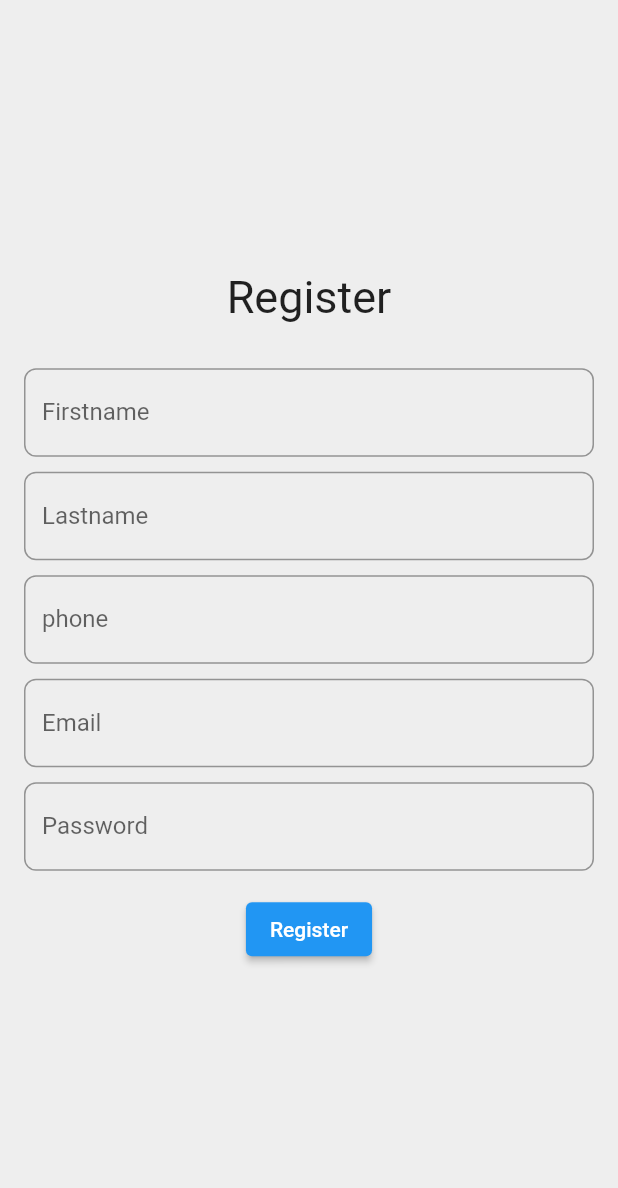
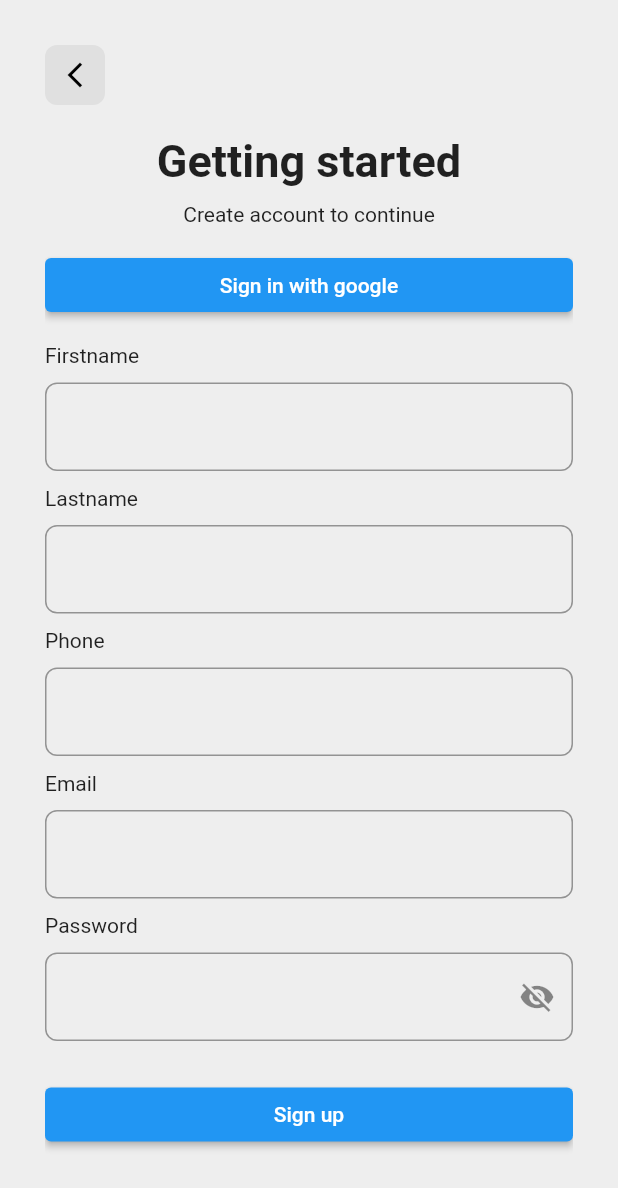
Before and after one commit to CapstoneProjectKelompok11/FE_Flutter, a Flutter app: the RegisterScreen screen opened directly, on a phone screen of 412 x 824 dp. Shown: the top 1188 px of the screen. Run offline on Flutter 3.47's test engine with Material 2 defaults, Android fonts, the phone set to English and light mode, and no system bars; our stand-ins replace dio, email_validator, shared_preferences; accounts and stored records are empty; network calls fail.

Commit message:
adding layout prototype splashscreen,otpScreen,loginScreen,RegisterScreen and verificationScreen

```diff
--- a/app_booking_office/lib/screen/auth/register_screen.dart
+++ b/app_booking_office/lib/screen/auth/register_screen.dart
@@ -1,5 +1,6 @@
 import 'package:app_booking_office/screen/auth/login_screen.dart';
 import 'package:app_booking_office/screen/auth/model/auth_model.dart';
+import 'package:app_booking_office/screen/auth/otp_authentication_screen.dart';
 import 'package:app_booking_office/screen/auth/view_model/auth_view_model.dart';
 import 'package:email_validator/email_validator.dart';
 import 'package:flutter/material.dart';
@@ -37,18 +38,32 @@ class _RegisterScreenState extends State<RegisterScreen> {
     return Scaffold(
       backgroundColor: Colors.grey[200],
       body: Padding(
-        padding: const EdgeInsets.all(16),
+        padding: const EdgeInsets.all(30),
         child: SafeArea(
-          child: Center(
           child: SingleChildScrollView(
             child: Column(
+              crossAxisAlignment: CrossAxisAlignment.start,
               children: [
-                  const Text(
-                    'Register',
-                    style: TextStyle(fontSize: 30),
+                buttonBack(),
+                const SizedBox(
+                  height: 20,
+                ),
+                const Center(
+                  child: Text(
+                    'Getting started',
+                    style: TextStyle(fontSize: 30, fontWeight: FontWeight.bold),
+                  ),
                 ),
                 const SizedBox(
-                    height: 30,
+                  height: 10,
+                ),
+                const Center(child: Text('Create account to continue')),
+                const SizedBox(
+                  height: 15,
+                ),
+                buttonGoogleSignIn(),
+                const SizedBox(
+                  height: 15,
                 ),
                 //ini adalah form untuk pengisian firstName
                 textFormFieldFirstName(),
@@ -73,12 +88,15 @@ class _RegisterScreenState extends State<RegisterScreen> {
                 //ini adalah form untuk pengisian password
                 textFormFieldPassword(),
                 const SizedBox(
-                    height: 15,
+                  height: 25,
                 ),
                 //ini adalah tombol untuk menekan register
                 elevatedButtonRegister(),
+                const SizedBox(
+                  height: 10,
+                ),
+                textButton()
               ],
-              ),
             ),
           ),
         ),
@@ -87,40 +105,70 @@ class _RegisterScreenState extends State<RegisterScreen> {
   }
 
   Widget textFormFieldFirstName() {
-    return TextFormField(
+    return Column(
+      crossAxisAlignment: CrossAxisAlignment.start,
+      children: [
+        const Text('Firstname'),
+        const SizedBox(
+          height: 10,
+        ),
+        TextFormField(
           controller: firstNameController,
           decoration: InputDecoration(
-        labelText: 'Firstname',
             border: OutlineInputBorder(borderRadius: BorderRadius.circular(8)),
           ),
+        ),
+      ],
     );
   }
 
   Widget textFormFieldLastName() {
-    return TextFormField(
+    return Column(
+      crossAxisAlignment: CrossAxisAlignment.start,
+      children: [
+        const Text('Lastname'),
+        const SizedBox(
+          height: 10,
+        ),
+        TextFormField(
           controller: lastNameNameController,
           decoration: InputDecoration(
-        labelText: 'Lastname',
             border: OutlineInputBorder(borderRadius: BorderRadius.circular(8)),
           ),
+        )
+      ],
     );
   }
 
   Widget textFormFieldPhone() {
-    return TextFormField(
+    return Column(
+      crossAxisAlignment: CrossAxisAlignment.start,
+      children: [
+        const Text('Phone'),
+        const SizedBox(
+          height: 10,
+        ),
+        TextFormField(
           controller: phoneController,
           decoration: InputDecoration(
-        labelText: 'phone',
             border: OutlineInputBorder(borderRadius: BorderRadius.circular(8)),
           ),
+        )
+      ],
     );
   }
 
   Widget textFormFieldEmail() {
-    return TextFormField(
+    return Column(
+      crossAxisAlignment: CrossAxisAlignment.start,
+      children: [
+        const Text('Email'),
+        const SizedBox(
+          height: 10,
+        ),
+        TextFormField(
           controller: emailController,
           decoration: InputDecoration(
-        labelText: 'Email',
             border: OutlineInputBorder(borderRadius: BorderRadius.circular(8)),
           ),
           validator: (email) {
@@ -128,25 +176,39 @@ class _RegisterScreenState extends State<RegisterScreen> {
               return "Enter valid email!";
             }
           },
+        )
+      ],
     );
   }
 
   Widget textFormFieldPassword() {
-    return TextFormField(
+    return Column(
+      crossAxisAlignment: CrossAxisAlignment.start,
+      children: [
+        const Text('Password'),
+        const SizedBox(
+          height: 10,
+        ),
+        TextFormField(
             controller: passwordController,
             decoration: InputDecoration(
-          labelText: 'Password',
-          border: OutlineInputBorder(borderRadius: BorderRadius.circular(8)),
+              suffixIcon: Icon(Icons.visibility_off),
+              border:
+                  OutlineInputBorder(borderRadius: BorderRadius.circular(8)),
             ),
             validator: (password) {
               if (password != null && password.length < 8) {
                 return "Enter at least 8 characters";
               }
-        });
+            })
+      ],
+    );
   }
 
   Widget elevatedButtonRegister() {
-    return ElevatedButton(
+    return SizedBox(
+      width: MediaQuery.of(context).size.width,
+      child: ElevatedButton(
           onPressed: () {
             //ini untuk menjalankan fungsi register dan mengirimkan data kepada model yang telah dibuat pada folder model
             authProvider.register(Auth(
@@ -156,8 +218,51 @@ class _RegisterScreenState extends State<RegisterScreen> {
                 email: emailController.text,
                 password: passwordController.text));
             Navigator.pushReplacement(
-              context, MaterialPageRoute(builder: (_) => const LoginScreen()));
+                context, MaterialPageRoute(builder: (_) => const OtpScreen()));
           },
-        child: const Text('Register'));
+          child: const Text('Sign up')),
+    );
+  }
+
+  Widget textButton() {
+    return Row(
+      mainAxisAlignment: MainAxisAlignment.center,
+      children: [
+        const Text('Have an account?'),
+        TextButton(
+            onPressed: () {
+              Navigator.pushReplacement(context,
+                  MaterialPageRoute(builder: (_) => const LoginScreen()));
+            },
+            child: const Text('Sign in'))
+      ],
+    );
+  }
+
+  Widget buttonBack() {
+    return Container(
+      width: 40,
+      height: 40,
+      decoration: BoxDecoration(
+          color: Colors.grey[300], borderRadius: BorderRadius.circular(8)),
+      child: IconButton(
+          onPressed: () {
+            Navigator.pushReplacement(context,
+                MaterialPageRoute(builder: (_) => const LoginScreen()));
+          },
+          icon: const Icon(
+            Icons.arrow_back_ios_new,
+            color: Colors.black,
+            size: 20,
+          )),
+    );
+  }
+
+  Widget buttonGoogleSignIn() {
+    return SizedBox(
+      width: MediaQuery.of(context).size.width,
+      child: ElevatedButton(
+          onPressed: () {}, child: const Text('Sign in with google')),
+    );
   }
 }
--- a/app_booking_office/lib/screen/auth/view_model/auth_view_model.dart
+++ b/app_booking_office/lib/screen/auth/view_model/auth_view_model.dart
@@ -2,6 +2,7 @@ import 'dart:async';
 import 'dart:convert';
 import 'package:app_booking_office/screen/auth/login_screen.dart';
 import 'package:app_booking_office/screen/auth/model/auth_model.dart';
+import 'package:app_booking_office/screen/auth/welcome_screen.dart';
 import 'package:app_booking_office/screen/booking_office/home_screen.dart';
 import 'package:dio/dio.dart';
 import 'package:flutter/material.dart';
@@ -120,8 +121,8 @@ class AuthViewModel extends ChangeNotifier {
     else {
       Timer(
           const Duration(seconds: 2),
-          () => Navigator.push(
-              context, MaterialPageRoute(builder: (_) => const LoginScreen())));
+          () => Navigator.push(context,
+              MaterialPageRoute(builder: (_) => const WelcomeScreen())));
     }
     notifyListeners();
   }
```
Also changed, not shown: app_booking_office/lib/screen/auth/login_screen.dart (+101 -14 lines), app_booking_office/lib/screen/auth/otp_authentication_screen.dart (added, +195 -0 lines), app_booking_office/lib/screen/auth/splash_screen.dart (+14 -5 lines), app_booking_office/lib/screen/auth/verivication_succesful_screen.dart (added, +58 -0 lines), app_booking_office/lib/screen/auth/welcome_screen.dart (added, +98 -0 lines). Lines whose indentation alone changed are shown as unchanged.
